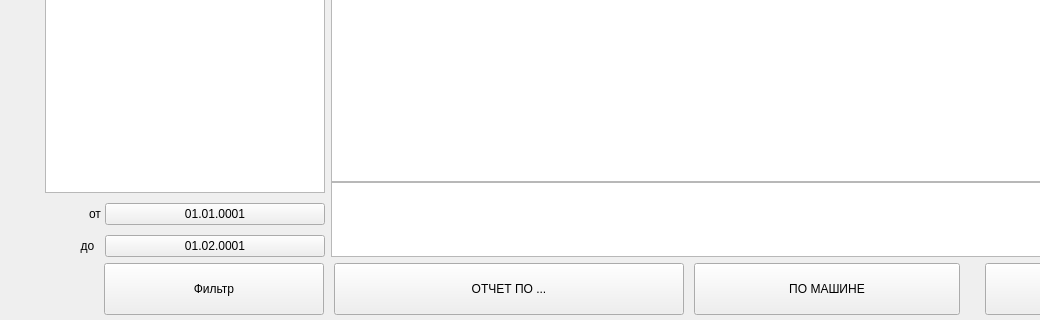
Old version of the form pages/reportpage.ui in the repository emilAIT/ecotaxi-test; both pictures show x 0 to 1040 and y 400 to 720 of the 1280 by 720 pixel window.
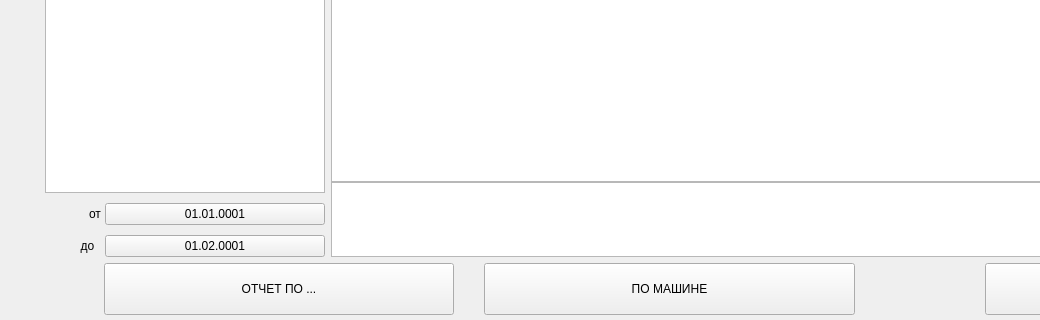
New version of the form.

The edit to the form file:
```diff
--- a/pages/reportpage.ui
+++ b/pages/reportpage.ui
@@ -265,25 +265,7 @@
      <property name="rightMargin">
       <number>45</number>
      </property>
-     <item>
-      <widget class="QPushButton" name="FilterButton">
-       <property name="minimumSize">
-        <size>
-         <width>220</width>
-         <height>52</height>
-        </size>
-       </property>
-       <property name="maximumSize">
-        <size>
-         <width>220</width>
-         <height>16777215</height>
-        </size>
-       </property>
-       <property name="text">
-        <string>Фильтр</string>
-       </property>
-      </widget>
-     </item>
+
      <item alignment="Qt::AlignLeft">
       <widget class="QPushButton" name="ReportButton">
        <property name="minimumSize">
```
